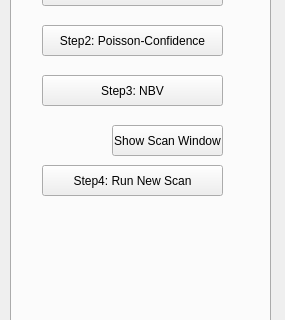
This is Point Cloud/UI/camera_para.ui in sunwaylive/quality-driven-poisson-guided-autoscanning as Qt 5 draws it before an edit; both pictures show x 0 to 285 and y 141 to 461 of the 285 by 908 pixel window. The edited form follows.
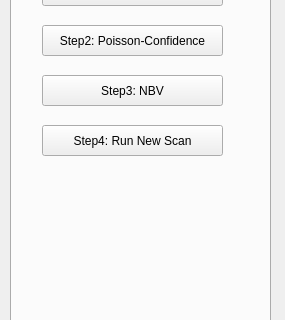
This is the edited form. The open tabs and pages were chosen to show the change.

Patch:
```diff
--- a/Point Cloud/UI/camera_para.ui
+++ b/Point Cloud/UI/camera_para.ui
@@ -809,7 +809,7 @@
      <property name="geometry">
       <rect>
        <x>30</x>
-       <y>270</y>
+       <y>230</y>
        <width>181</width>
        <height>31</height>
       </rect>
@@ -818,19 +818,6 @@
       <string>Step4: Run New Scan</string>
      </property>
     </widget>
-    <widget class="QPushButton" name="pushButton_show_scan_window">
-     <property name="geometry">
-      <rect>
-       <x>100</x>
-       <y>230</y>
-       <width>111</width>
-       <height>31</height>
-      </rect>
-     </property>
-     <property name="text">
-      <string>Show Scan Window</string>
-     </property>
-    </widget>
     <widget class="Line" name="line_3">
      <property name="geometry">
       <rect>
```
